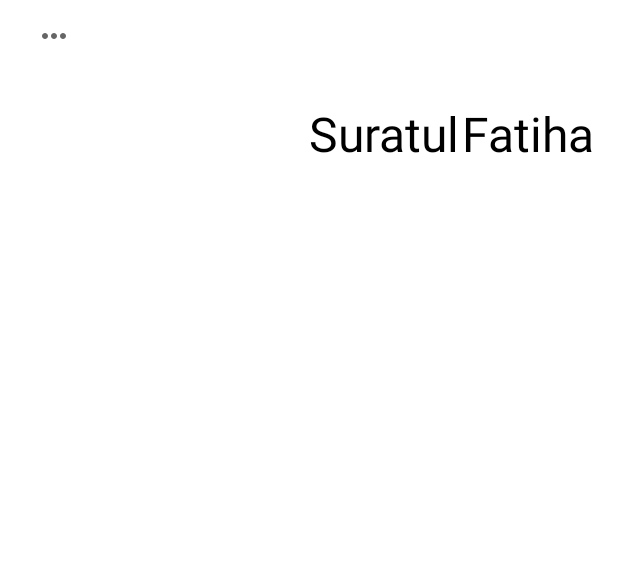
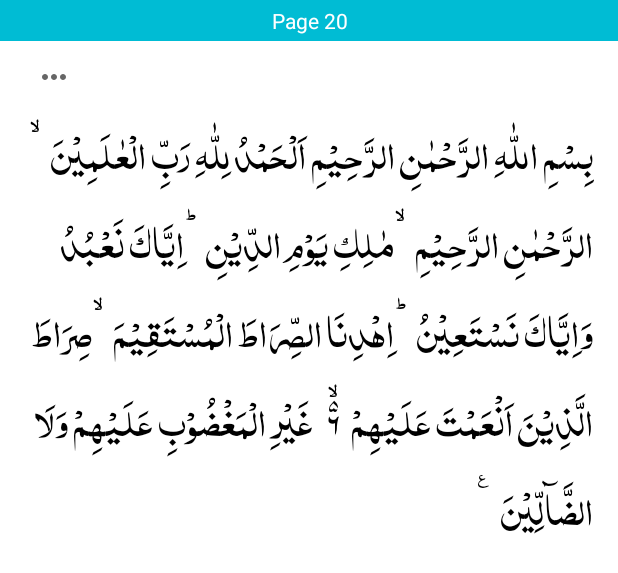
Before and after one commit to fcat97/QuranApi, an Android app: the layout item_ayah.xml on its own in the app's theme, with its tools: preview values and no code run, on a phone screen of 412 x 824 dp. Shown: the top 573 px of the screen. Run offline under Robolectric (Android 15) with nearby library versions, the light colour scheme and no system bars.

Commit message:
App updated

```diff
--- a/QuranApi/src/main/java/media/uqab/quranapi/SingletonHolder.kt
+++ b/QuranApi/src/main/java/media/uqab/quranapi/SingletonHolder.kt
@@ -5,7 +5,7 @@ open class SingletonHolder<out T: Any, in A>(creator: (A) -> T) {
     private var creator: ((A) -> T)? = creator
     @Volatile private var instance: T? = null
 
-    fun getInstance(arg: A): T {
+    fun getInstance(context: A): T {
         val checkInstance = instance
         if (checkInstance != null) {
             return checkInstance
@@ -16,7 +16,7 @@ open class SingletonHolder<out T: Any, in A>(creator: (A) -> T) {
             if (checkInstanceAgain != null) {
                 checkInstanceAgain
             } else {
-                val created = creator!!(arg)
+                val created = creator!!(context)
                 instance = created
                 creator = null
                 created
--- a/app/src/main/java/media/uqab/apidemo/MainActivity.kt
+++ b/app/src/main/java/media/uqab/apidemo/MainActivity.kt
@@ -23,7 +23,7 @@ class MainActivity : AppCompatActivity() {
     }
 
     private fun debug() {
-        val api = QuranApi(this)
+        val api = QuranApi.getInstance(this)
         api.getVerse(39, 6) { Log.d(TAG, "debug: $it")}
     }
 
--- a/app/src/main/res/layout/item_ayah.xml
+++ b/app/src/main/res/layout/item_ayah.xml
@@ -1,21 +1,34 @@
 <?xml version="1.0" encoding="utf-8"?>
-<RelativeLayout xmlns:android="http://schemas.android.com/apk/res/android"
+<RelativeLayout
+    xmlns:android="http://schemas.android.com/apk/res/android"
+    xmlns:tools="http://schemas.android.com/tools"
     android:layout_width="match_parent"
-    android:layout_height="wrap_content"
-    xmlns:tools="http://schemas.android.com/tools">
+    android:layout_height="wrap_content">
+
+    <TextView
+        android:id="@+id/pageNo"
+        android:layout_width="match_parent"
+        android:layout_height="wrap_content"
+        android:background="?attr/colorPrimary"
+        android:padding="4dp"
+        android:text="Page 20"
+        android:textAlignment="center"
+        android:textColor="@color/white"
+        android:textSize="14sp" />
 
     <LinearLayout
         android:id="@+id/surahInfoLayout"
         android:layout_width="match_parent"
         android:layout_height="wrap_content"
         android:visibility="gone"
+        android:layout_below="@id/pageNo"
         android:orientation="vertical">
         <TextView
             android:id="@+id/surahName"
             android:layout_width="match_parent"
             android:layout_height="wrap_content"
             android:text="Suratul Fatiha"
-            android:textSize="40sp"
+            android:textSize="32sp"
             android:textColor="@color/black"
             android:fontFamily="@font/amiri"
             android:textAlignment="center"/>
@@ -48,26 +61,28 @@
         android:layout_below="@id/surahInfoLayout"
         android:layout_margin="12dp"/>
 
-    <TextView
-        android:id="@+id/textView"
-        android:layout_width="match_parent"
-        android:layout_height="wrap_content"
-        android:layout_below="@id/verseNo"
-        android:padding="16dp"
-        android:textSize="32sp"
-        android:textColor="@android:color/black"
-        android:text="@string/surah_fatiha"
-        android:textAlignment="viewEnd"
-        android:fontFamily="@font/noorehuda"/>
-
     <ImageButton
         android:id="@+id/moreButton"
         android:layout_width="wrap_content"
         android:layout_height="wrap_content"
         android:src="@drawable/ic_more_horiz"
-        android:background="@android:color/transparent"
+        android:background="?attr/selectableItemBackground"
         android:layout_toEndOf="@id/verseNo"
         android:layout_alignTop="@id/verseNo"
         tools:ignore="ContentDescription" />
 
+    <TextView
+        android:id="@+id/verseText"
+        android:layout_width="match_parent"
+        android:layout_height="wrap_content"
+        android:layout_below="@id/verseNo"
+        android:fontFamily="@font/noorehuda"
+        android:paddingStart="16dp"
+        android:paddingEnd="16dp"
+        android:paddingBottom="8dp"
+        android:text="@string/surah_fatiha_verses"
+        android:textAlignment="viewEnd"
+        android:textColor="@android:color/black"
+        android:textSize="32sp" />
+
 </RelativeLayout>
--- a/app/src/main/res/values/strings.xml
+++ b/app/src/main/res/values/strings.xml
@@ -8,4 +8,5 @@
     <string name="back_button">Back Button</string>
     <string name="_1">1</string>
     <string name="surah_fatiha">Suratul Fatiha</string>
+    <string name="page">Page</string>
 </resources>
```
Also changed, not shown: app/src/main/java/media/uqab/apidemo/FragmentPage.kt (+15 -14 lines), app/src/main/java/media/uqab/apidemo/VerseAdapter.kt (+30 -6 lines), 2 other files.
